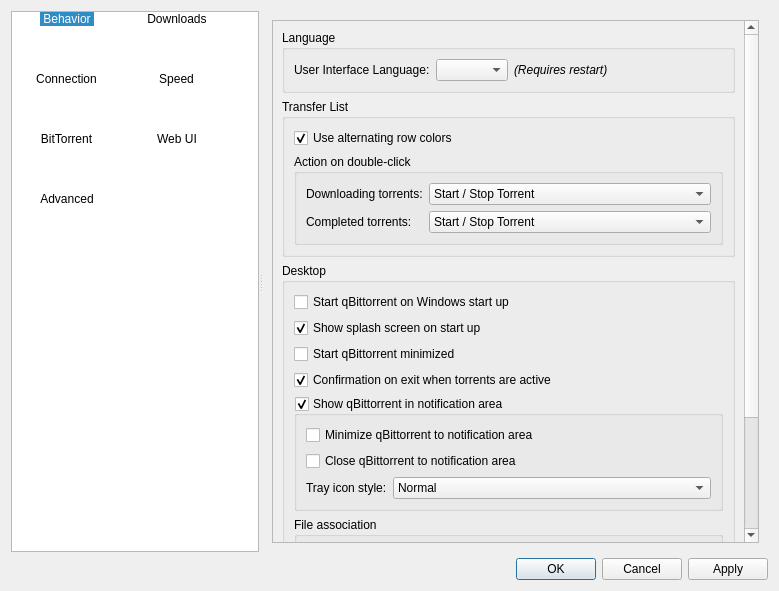
This is src/gui/options.ui in SysAdminDoc/qBittorrent-Vanced as Qt 5 draws it before an edit. The edited form follows.
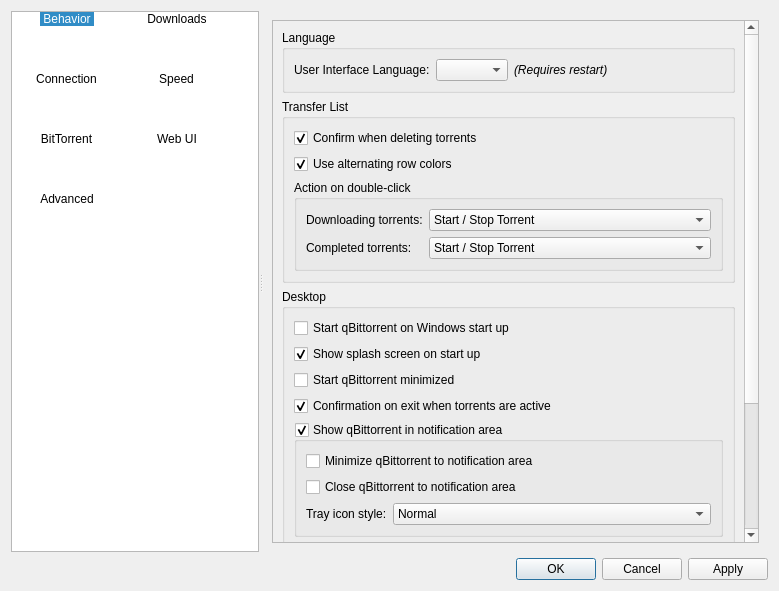
This is the edited form. Icons and pictures are not drawn.

Commit message: Move option "Confirm torrent deletion" to Behavior page

The edit to the form file:
```diff
--- a/src/gui/options.ui
+++ b/src/gui/options.ui
@@ -255,6 +255,16 @@
                <string>Transfer List</string>
               </property>
               <layout class="QVBoxLayout" name="verticalLayout_4">
+               <item>
+                <widget class="QCheckBox" name="confirmDeletion">
+                 <property name="text">
+                  <string>Confirm when deleting torrents</string>
+                 </property>
+                 <property name="checked">
+                  <bool>true</bool>
+                 </property>
+                </widget>
+               </item>
                <item>
                 <widget class="QCheckBox" name="checkAltRowColors">
                  <property name="text">
```
The commit also changes 2 other files.
